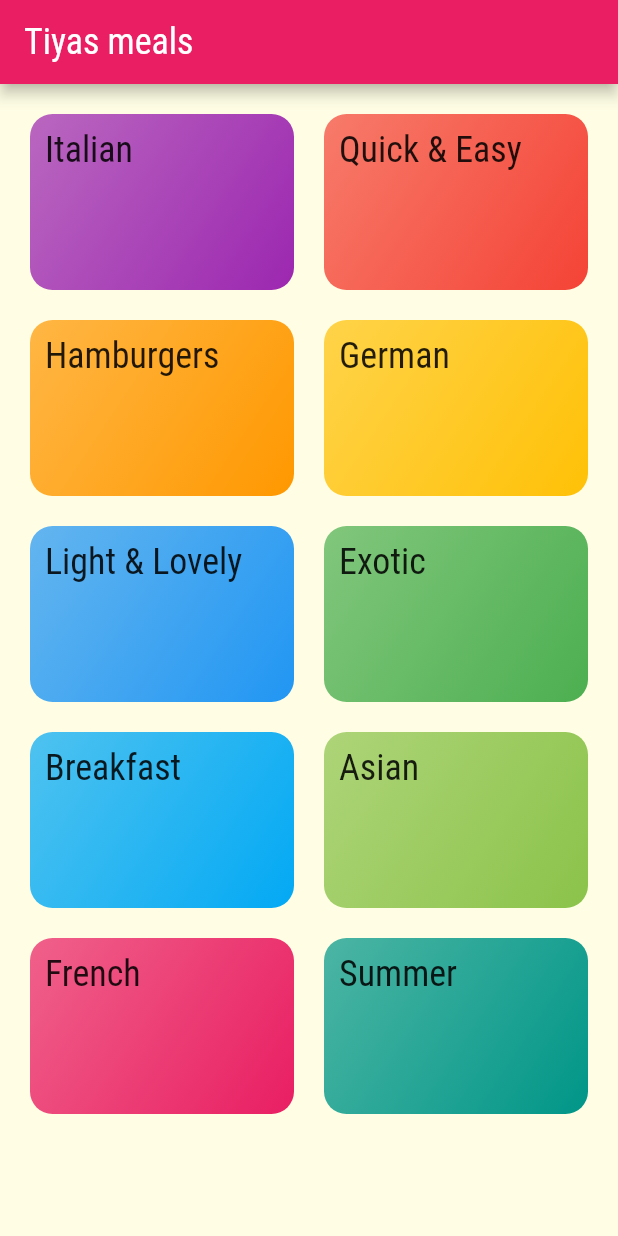
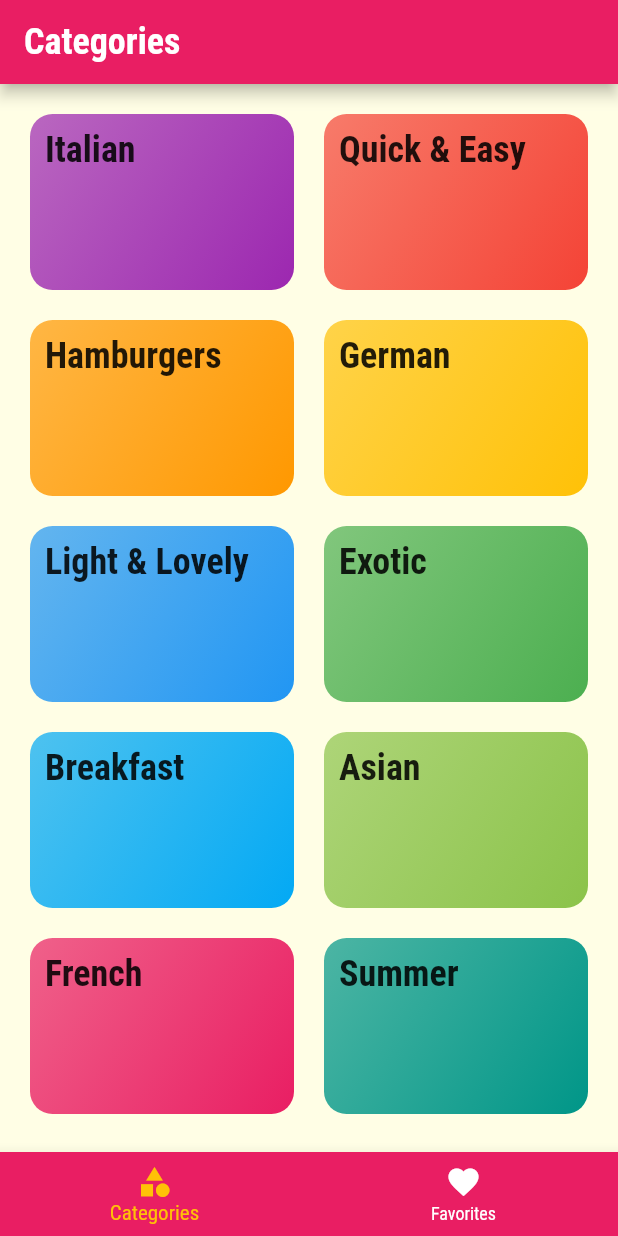
Before and after one commit to TiyasAria/food_app, a Flutter app: the screen it shows after launch, on a phone screen of 412 x 824 dp. Run offline on Flutter 3.47's test engine with Material 2 defaults, Android fonts, the phone set to English and light mode, and no system bars.

Commit message:
Add to favorite and Details Meals

```diff
--- a/lib/main.dart
+++ b/lib/main.dart
@@ -1,19 +1,47 @@
 
 import 'package:flutter/material.dart';
 import 'package:food_app/screen/categories_meals_screen.dart';
-import 'package:food_app/screen/categories_screen.dart';
 import 'package:food_app/screen/meal_detail_screen.dart';
+import 'package:food_app/screen/tabs_screen.dart';
+
+import 'model/meal.dart';
 
 void main() {
   runApp(MyApp());
 }
 
-class MyApp extends StatelessWidget {
+class MyApp extends StatefulWidget {
   // This widget is the root of your application.
+  @override
+  _MyAppState createState() => _MyAppState();
+}
+
+class _MyAppState extends State<MyApp> {
+
+  List<Meal> _favoriteMeals = [];
+
+  void _toggleFavorite(String mealId){
+    final existingIndex =
+        _favoriteMeals.indexWhere((meal) => meal.id == mealId);
+    if(existingIndex >= 0){
+      setState(() {
+        _favoriteMeals.removeAt(existingIndex);
+      });
+    } else{
+      setState(() {
+        _favoriteMeals.add(meal.firstWhere((meal) => meal.id == mealId));
+      });
+    }
+  }
+
+  bool  _isMealFavorite(String mealId) {
+    return _favoriteMeals.any((meal) => meal.id == mealId);
+  }
+
   @override
   Widget build(BuildContext context) {
     return MaterialApp(
-      title: 'Tiyas meals App',
+      debugShowCheckedModeBanner: false,
       theme: ThemeData(
         primarySwatch: Colors.pink,
         accentColor: Colors.amber,
@@ -28,7 +56,8 @@ class MyApp extends StatelessWidget {
           ),
           headline6: TextStyle(
             fontFamily: 'RobotoCondensed',
-            fontSize: 24
+            fontSize: 24,
+            fontWeight: FontWeight.bold
           )
         )
       ),
@@ -36,10 +65,11 @@ class MyApp extends StatelessWidget {
       initialRoute: '/',
     //  untuk membuat routes nav
       routes: {
-        '/' : (ctx) => CategoriesScreen(),
+        '/' : (ctx) => TabsScreen(_favoriteMeals),
          CategoriesMealsScreen.routeName :  (ctx) => CategoriesMealsScreen(),
-         MealDetailScreen.routeName : (ctx) => MealDetailScreen()
+         MealDetailScreen.routeName : (ctx) => MealDetailScreen(_toggleFavorite, _isMealFavorite)
       },
+
     );
   }
 }
--- a/lib/screen/categories_meals_screen.dart
+++ b/lib/screen/categories_meals_screen.dart
@@ -5,10 +5,8 @@ import 'package:food_app/widget/meal_item.dart';
 class CategoriesMealsScreen extends StatelessWidget {
  // buat var untuk nama routes nya
   static const routeName = '/categories-meals';
- // final String categoryId;
- // final String categoryTitle;
- //
- // CategoriesMealsScreen(this.categoryTitle, this.categoryId);
+
+
 
 
   @override
--- a/lib/screen/categories_screen.dart
+++ b/lib/screen/categories_screen.dart
@@ -8,9 +8,6 @@ class CategoriesScreen extends StatelessWidget {
   @override
   Widget build(BuildContext context) {
     return Scaffold(
-      appBar: AppBar(
-        title: Text('Tiyas meals'),
-      ),
       body: GridView.builder(
           gridDelegate: SliverGridDelegateWithMaxCrossAxisExtent(
               maxCrossAxisExtent: 200,
--- /dev/null
+++ b/lib/screen/tabs_screen.dart
@@ -0,0 +1,68 @@
+import 'package:flutter/material.dart';
+import 'package:food_app/model/meal.dart';
+import 'package:food_app/screen/categories_screen.dart';
+import 'package:food_app/screen/favorites_screen.dart';
+
+class TabsScreen extends StatefulWidget {
+  final List<Meal> favoriteMeals;
+  TabsScreen(this.favoriteMeals);
+
+  @override
+  _TabsScreenState createState() => _TabsScreenState();
+}
+
+class _TabsScreenState extends State<TabsScreen> {
+  List<Map<String, dynamic>>? _pages;
+  int _selectedPageIndex = 0;
+
+  @override
+  void initState() {
+    _pages = [
+      {
+        'page' : CategoriesScreen(),
+        'title' : 'Categories',
+      },
+      {
+        'page' : FavoriteScreen(widget.favoriteMeals),
+        'title' : "Your Favorite"
+      }
+    ];
+    super.initState();
+  }
+
+  void _selectPage(int index){
+    setState(() {
+      _selectedPageIndex = index;
+    });
+  }
+
+
+  @override
+  Widget build(BuildContext context) {
+    return Scaffold(
+      appBar: AppBar(
+        title: Text(_pages![_selectedPageIndex]['title']),
+      ),
+      body: _pages![_selectedPageIndex]['page'],
+      bottomNavigationBar: BottomNavigationBar(
+        onTap: _selectPage,
+        backgroundColor: Theme.of(context).primaryColor,
+        unselectedItemColor: Colors.white,
+        selectedItemColor: Theme.of(context).accentColor,
+        currentIndex: _selectedPageIndex,
+        items: [
+          BottomNavigationBarItem(
+            backgroundColor: Theme.of(context).primaryColor,
+              icon: Icon(Icons.category),
+            label: 'Categories'
+          ),
+          BottomNavigationBarItem(
+              backgroundColor: Theme.of(context).primaryColor,
+              icon: Icon(Icons.favorite),
+              label: 'Favorites'
+          ),
+        ],
+      ),
+    );
+  }
+}
--- a/lib/widget/meal_item.dart
+++ b/lib/widget/meal_item.dart
@@ -51,7 +51,8 @@ class MealItem extends StatelessWidget {
   Widget build(BuildContext context) {
     return GestureDetector(
       onTap: (){
-        Navigator.pushNamed(context, MealDetailScreen.routeName, arguments: id);
+        Navigator.pushNamed(context, MealDetailScreen.routeName, arguments: id)
+          ;
       },
       child: Card(
         shape: RoundedRectangleBorder(
```
Also changed, not shown: lib/model/meal.dart (+11 -48 lines), lib/screen/favorites_screen.dart (added, +31 -0 lines), lib/screen/meal_detail_screen.dart (+85 -3 lines).
